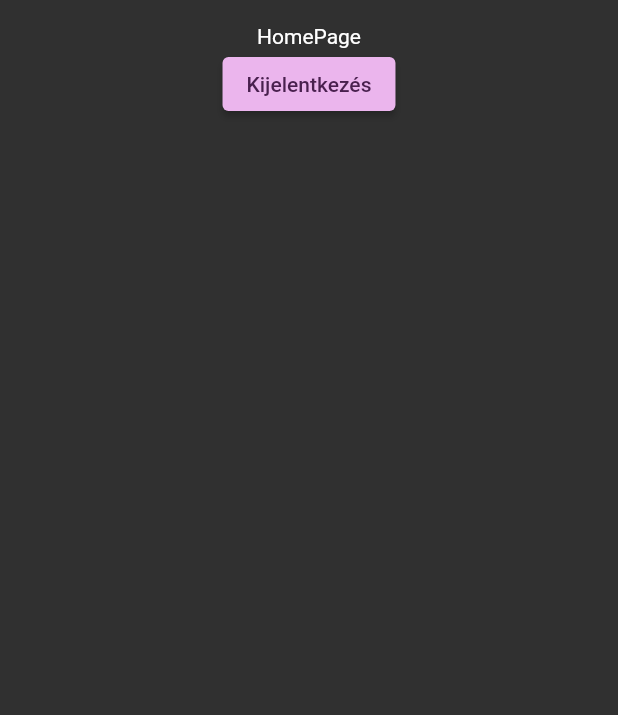
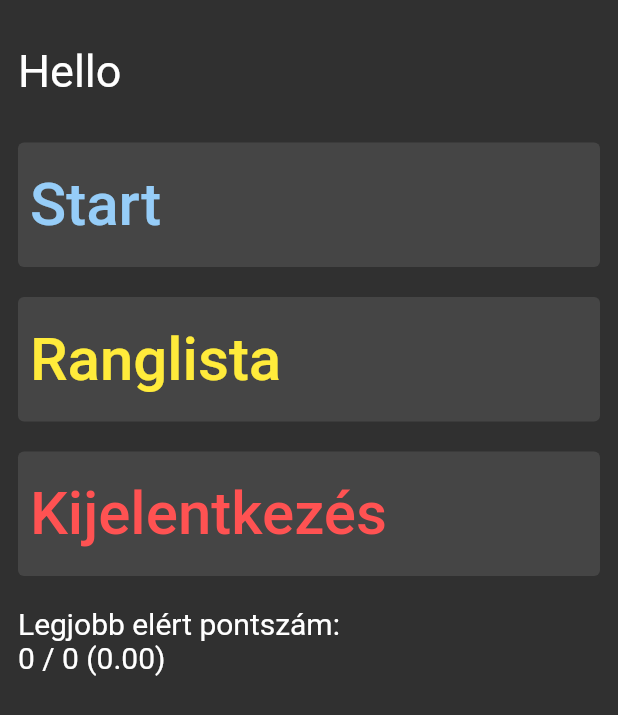
Before and after one commit to BatoBalint/law_quiz, a Flutter app: the screen it shows once a user with an empty profile is signed in, after a tap on "Kijelentkezés", on a phone screen of 412 x 824 dp. Shown: the top 715 px of the screen. Run offline on Flutter 3.47's test engine with Material 2 defaults, Android fonts, the phone set to English and light mode, and no system bars; our stand-ins replace cloud_firestore, firebase_auth, firebase_core; accounts and stored records are empty.

Commit message:
Nagyjabol kesz

```diff
--- /dev/null
+++ b/lib/highscore.dart
@@ -0,0 +1,33 @@
+import 'package:law_quiz/auth.dart';
+
+class HighScore {
+  int score;
+  int outof;
+  double percentage;
+  String displayname;
+
+  HighScore({
+    required this.score,
+    required this.outof,
+    required this.percentage,
+    this.displayname = "Unknown",
+  });
+
+  Map<String, dynamic> toJSON() {
+    return {
+      "score": score,
+      "outof": outof,
+      "percentage": percentage,
+      "displayname": Auth().getCurrentUser?.displayName ?? "Unknown",
+    };
+  }
+
+  static HighScore fromJSON(Map<String, dynamic> json) {
+    return HighScore(
+      score: json["score"],
+      outof: json["outof"],
+      percentage: json["percentage"],
+      displayname: json["displayname"] ?? "Unknown",
+    );
+  }
+}
--- a/lib/main.dart
+++ b/lib/main.dart
@@ -7,6 +7,7 @@ import 'firebase_options.dart';
 import 'package:law_quiz/pages/login_register.dart';
 
 Future<void> main() async {
+  WidgetsFlutterBinding.ensureInitialized();
   await Firebase.initializeApp(
     options: DefaultFirebaseOptions.currentPlatform,
   );
@@ -22,10 +23,11 @@ class MyApp extends StatelessWidget {
       title: 'Jog Quiz',
       theme: ThemeData(
         colorScheme: ColorScheme.fromSeed(
-          seedColor: Colors.purple,
+          seedColor: Colors.lightBlue,
           brightness: Brightness.dark,
         ),
       ),
+      debugShowCheckedModeBanner: false,
       home: const MyHomePage(),
     );
   }
--- a/lib/pages/home_page.dart
+++ b/lib/pages/home_page.dart
@@ -1,5 +1,11 @@
+import 'dart:async';
+
 import 'package:flutter/material.dart';
 import 'package:law_quiz/auth.dart';
+import 'package:law_quiz/highscore.dart';
+import 'package:law_quiz/pages/leaderboard_page.dart';
+import 'package:law_quiz/pages/quiz_page.dart';
+import 'package:law_quiz/storage.dart';
 
 class HomePage extends StatefulWidget {
   const HomePage({super.key});
@@ -9,26 +15,151 @@ class HomePage extends StatefulWidget {
 }
 
 class _HomePageState extends State<HomePage> {
+  String displayName = "";
+  StreamSubscription? dpName;
+  HighScore hs = HighScore(score: 0, outof: 0, percentage: 0);
+  List<HighScore> highscores = [];
+
+  @override
+  void initState() {
+    displayName = Auth().getCurrentUser?.displayName ?? "";
+    dpName = Auth().getUserChanges.listen((event) {
+      setState(() {
+        displayName = Auth().getCurrentUser?.displayName ?? "No displayname";
+      });
+    });
+    if (Auth().getCurrentUser != null &&
+        Auth().getCurrentUser?.displayName != null) {
+      cancelDPNameSub();
+    }
+
+    loadHighscore();
+
+    loadLeaderboardHighscores();
+
+    super.initState();
+  }
+
+  Future<void> loadHighscore() async {
+    hs = await Storage().getUsersHighscore();
+    setHs(hs);
+  }
+
+  Future<void> loadLeaderboardHighscores() async {
+    highscores = await Storage().getAllHighscore();
+  }
+
+  void setHs(HighScore newHs) {
+    setState(() {
+      hs = newHs;
+    });
+  }
+
+  Future<void> cancelDPNameSub() async {
+    await dpName?.cancel();
+  }
+
   @override
   Widget build(BuildContext context) {
     return Scaffold(
-      body: Center(
+      body: SafeArea(
+        child: Padding(
+          padding: const EdgeInsets.symmetric(horizontal: 12),
           child: Column(
+            crossAxisAlignment: CrossAxisAlignment.start,
             children: [
-            StreamBuilder(
-              stream: Auth().getUserChanges,
-              builder: (context, snapshot) {
-                return Text(
-                  Auth().getCurrentUser?.displayName ?? "No display name",
+              Padding(
+                padding: const EdgeInsets.symmetric(vertical: 30),
+                child: Container(
+                  alignment: Alignment.centerLeft,
+                  child: Text(
+                    "Hello $displayName",
+                    style: const TextStyle(
+                      fontSize: 30,
+                    ),
+                  ),
+                ),
+              ),
+              TextButton(
+                style: const ButtonStyle(
+                    alignment: Alignment.centerLeft,
+                    backgroundColor: MaterialStatePropertyAll(Colors.white10)),
+                onPressed: () {
+                  Navigator.of(context)
+                      .push(MaterialPageRoute(builder: (context) {
+                    return QuizPage(hs: hs, setHs: setHs);
+                  }));
+                },
+                child: const SizedBox(
+                  width: double.infinity,
+                  child: Padding(
+                    padding: EdgeInsets.symmetric(vertical: 10),
+                    child: Text(
+                      "Start",
+                      style: TextStyle(fontSize: 40),
+                    ),
+                  ),
+                ),
+              ),
+              const SizedBox(
+                height: 20,
+              ),
+              TextButton(
+                style: const ButtonStyle(
+                    alignment: Alignment.centerLeft,
+                    backgroundColor: MaterialStatePropertyAll(Colors.white10)),
+                onPressed: () {
+                  Navigator.of(context).push(
+                    MaterialPageRoute(
+                      builder: (context) {
+                        return LeaderboardPage(
+                          highscores: highscores,
                         );
                       },
                     ),
-            const Text("HomePage"),
-            ElevatedButton(
+                  );
+                },
+                child: const SizedBox(
+                  width: double.infinity,
+                  child: Padding(
+                    padding: EdgeInsets.symmetric(vertical: 10),
+                    child: Text(
+                      "Ranglista",
+                      style: TextStyle(fontSize: 40, color: Colors.yellow),
+                    ),
+                  ),
+                ),
+              ),
+              const SizedBox(
+                height: 20,
+              ),
+              TextButton(
+                style: const ButtonStyle(
+                    alignment: Alignment.centerLeft,
+                    backgroundColor: MaterialStatePropertyAll(Colors.white10)),
                 onPressed: () => Auth().signOut(),
-              child: const Text("Kijelentkezés"),
+                child: const SizedBox(
+                  width: double.infinity,
+                  child: Padding(
+                    padding: EdgeInsets.symmetric(vertical: 10),
+                    child: Text(
+                      "Kijelentkezés",
+                      style: TextStyle(fontSize: 40, color: Colors.redAccent),
+                    ),
+                  ),
+                ),
+              ),
+              const SizedBox(
+                height: 20,
+              ),
+              Text(
+                "Legjobb elért pontszám:\n${hs.score} / ${hs.outof} (${hs.percentage.toStringAsFixed(2)})",
+                style: const TextStyle(
+                  fontSize: 20,
+                ),
               ),
             ],
+          ),
         ),
       ),
     );
--- a/lib/pages/login_register.dart
+++ b/lib/pages/login_register.dart
@@ -20,7 +20,7 @@ class _LoginRegisterPageState extends State<LoginRegisterPage> {
   String errorMessage = "";
 
   Future<void> loginRegister() async {
-    if ((_name.text.isEmpty && !isLogin) ||
+    if ((_name.text.trim().isEmpty && !isLogin) ||
         _password.text.isEmpty ||
         _email.text.isEmpty) {
       setState(() {
@@ -35,8 +35,10 @@ class _LoginRegisterPageState extends State<LoginRegisterPage> {
 
     if (isLogin) {
       try {
-        await Auth()
-            .signInWitEamil(email: _email.text, password: _password.text);
+        await Auth().signInWitEamil(
+          email: _email.text.trim(),
+          password: _password.text.trim(),
+        );
       } on FirebaseAuthException catch (ex) {
         setState(() {
           errorMessage = ex.message ?? "";
@@ -45,9 +47,9 @@ class _LoginRegisterPageState extends State<LoginRegisterPage> {
     } else {
       try {
         await Auth().createUser(
-          email: _email.text,
-          password: _password.text,
-          displayName: _name.text,
+          email: _email.text.trim(),
+          password: _password.text.trim(),
+          displayName: _name.text.trim(),
         );
       } on FirebaseAuthException catch (ex) {
         setState(() {
@@ -60,12 +62,11 @@ class _LoginRegisterPageState extends State<LoginRegisterPage> {
   @override
   Widget build(BuildContext context) {
     return Padding(
-      padding: const EdgeInsets.all(16.0),
-      child: Column(
-        crossAxisAlignment: CrossAxisAlignment.center,
+      padding: const EdgeInsets.symmetric(horizontal: 16),
+      child: ListView(
         children: [
           const SizedBox(
-            height: 200,
+            height: 150,
           ),
           Text(
             isLogin ? "Bejelentkezés" : "Regisztráció",
--- /dev/null
+++ b/lib/storage.dart
@@ -0,0 +1,56 @@
+import 'package:cloud_firestore/cloud_firestore.dart';
+import 'package:law_quiz/auth.dart';
+import 'package:law_quiz/highscore.dart';
+
+class Storage {
+  FirebaseFirestore get getInstance => FirebaseFirestore.instance;
+
+  Future<void> writeToHighScore({
+    required Map<String, dynamic> map,
+  }) async {
+    if (Auth().getCurrentUser?.email == null) return;
+    final docRef =
+        getInstance.collection("highscores").doc(Auth().getCurrentUser!.email);
+
+    await docRef.set(map);
+  }
+
+  Future<HighScore> getUsersHighscore() async {
+    if (Auth().getCurrentUser?.email != null) {
+      var document = getInstance
+          .collection("highscores")
+          .doc(Auth().getCurrentUser!.email);
+      DocumentSnapshot<Map<String, dynamic>> map = await document.get();
+      if (map.exists) {
+        return HighScore.fromJSON(map.data()!);
+      }
+    }
+    return HighScore(score: 0, outof: 0, percentage: 0);
+  }
+
+  Future<List<HighScore>> getAllHighscore() async {
+    QuerySnapshot<Map<String, dynamic>> snapshots =
+        await getInstance.collection("highscores").get();
+    List<HighScore> returnList = [];
+    for (var doc in snapshots.docs) {
+      returnList.add(
+        HighScore(
+          score: doc.data()["score"] ?? 0,
+          outof: doc.data()["outof"] ?? 0,
+          percentage: doc.data()["percentage"] * 1.0 ?? 0.0,
+          displayname: doc.data()["displayname"] ?? "Unknown",
+        ),
+      );
+    }
+    returnList.sort(
+      (HighScore h1, HighScore h2) {
+        if (h1.percentage < h2.percentage) {
+          return 1;
+        } else {
+          return -1;
+        }
+      },
+    );
+    return returnList;
+  }
+}
--- a/pubspec.yaml
+++ b/pubspec.yaml
@@ -37,6 +37,7 @@ dependencies:
   cupertino_icons: ^1.0.2
   firebase_core: ^2.13.1
   firebase_auth: ^4.6.2
+  cloud_firestore: ^4.8.0
 
 dev_dependencies:
   flutter_test:
```
Also changed, not shown: lib/pages/leaderboard_page.dart (added, +153 -0 lines), lib/pages/quiz_page.dart (+62 -14 lines), lib/quiz.dart (+8 -1 lines), lib/firebase_options.dart, pubspec.lock, 2 other files. Lines whose indentation alone changed are shown as unchanged.
